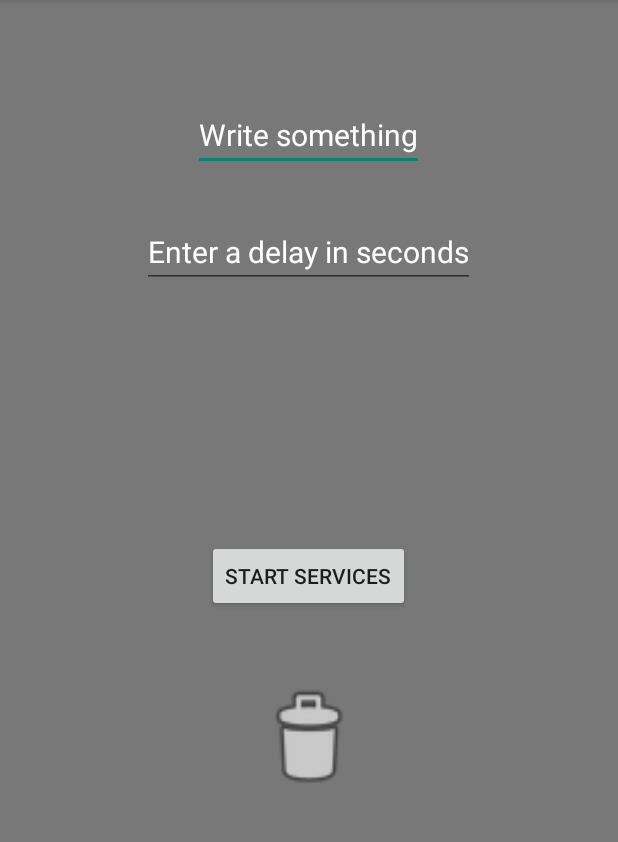
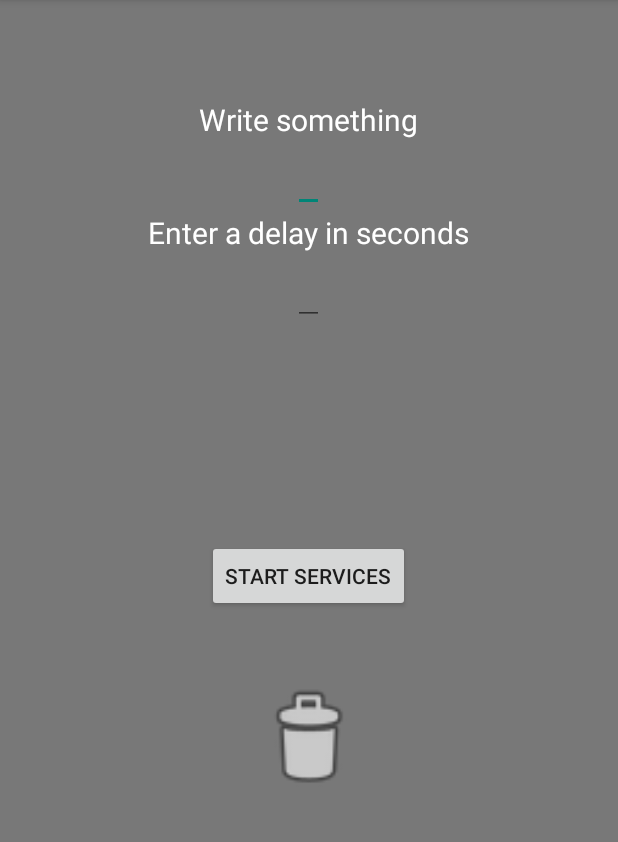
Before and after one commit to Sepharon/Android, an Android app: the MainActivity screen opened directly, with no data from a screen before it, on a phone screen of 412 x 824 dp, the part 84-926 px from its top. Run offline under Robolectric (Android 15) with nearby library versions, the phone set to English and light mode, and no system bars.

Commit message:
Activitat 2 afegida

```diff
--- a/app/src/main/AndroidManifest.xml
+++ b/app/src/main/AndroidManifest.xml
@@ -26,12 +26,16 @@
             </intent-filter>
         </activity>
 
-
         <service
             android:name=".MyService"
             android:enabled="true"
             android:exported="true" >
         </service>
+
+        <activity
+            android:name=".SecondActivity"
+            android:label="@string/title_activity_second" >
+        </activity>
     </application>
 
 </manifest>
--- a/app/src/main/java/com/example/group14/h1_group_14/MyService.java
+++ b/app/src/main/java/com/example/group14/h1_group_14/MyService.java
@@ -15,7 +15,7 @@ public class MyService extends Service {
     @Override
     public int onStartCommand(final Intent intent, int flags, int startId) {
         String phrase;
-        //Intent in= new Intent(getBaseContext(),ActivityTwo.class);
+        Intent in= new Intent(getBaseContext(),SecondActivity.class);
         // Let it continue running until it is stopped.
         Toast.makeText(this, "Service Started", Toast.LENGTH_LONG).show();
         // We get the data
@@ -24,9 +24,9 @@ public class MyService extends Service {
 
         // TODO : FICAR QUE LES DADES VAGIN A UN INTENT
         // Preparing to start activity two
-        //in.putExtra("phrase",phrase);
+        in.putExtra("phrase",phrase);
         //Start Acitvity two
-        //startActivity(in);
+        startActivity(in);
         // Stop Service
         stopSelf();
         return START_STICKY;
--- a/app/src/main/res/layout/activity_main.xml
+++ b/app/src/main/res/layout/activity_main.xml
@@ -10,20 +10,40 @@
     tools:context=".MainActivity"
     android:background="#787878">
 
+    <TextView
+        android:layout_width="wrap_content"
+        android:layout_height="wrap_content"
+        android:id="@+id/textView3"
+        android:text="@string/WriteSth"
+        android:layout_alignParentTop="true"
+        android:layout_centerHorizontal="true"
+        android:textSize="20sp"
+        android:textColor="#ffffff"
+        android:layout_marginTop="50dp" />
+
     <EditText
         android:id="@+id/textView1"
         android:layout_width="wrap_content"
         android:layout_height="wrap_content"
         android:text=""
-        android:layout_alignParentTop="true"
         android:layout_centerHorizontal="true"
         android:textSize="20sp"
-        android:hint="@string/WriteSth"
-        android:textColorHint="#ffffff"
         android:textColor="#ffffff"
         android:inputType="textCapSentences"
-        android:layout_marginTop="50dp" />
+        android:layout_below="@id/textView3"/>
 
+
+    <TextView
+        android:layout_width="wrap_content"
+        android:layout_height="wrap_content"
+        android:id="@+id/textView4"
+        android:layout_alignParentTop="false"
+        android:textSize="20sp"
+        android:text="@string/delay"
+        android:textColor="#ffffff"
+        android:layout_centerHorizontal="true"
+        android:layout_gravity="center_vertical"
+        android:layout_below="@+id/textView1" />
 
     <EditText
         android:id="@+id/textView2"
@@ -33,12 +53,9 @@
         android:inputType="number"
         android:textColor="#ffffff"
         android:textSize="20sp"
-        android:hint="@string/delay"
-        android:textColorHint="#ffffff"
-        android:layout_below="@+id/textView1"
+        android:layout_below="@+id/textView4"
         android:layout_centerHorizontal="true"
-        android:layout_gravity="center_vertical"
-        android:layout_marginTop="30dp" />
+        android:layout_gravity="center_vertical" />
 
     <Button
         android:layout_width="78dp"
--- a/app/src/main/res/values/strings.xml
+++ b/app/src/main/res/values/strings.xml
@@ -10,4 +10,5 @@
     <string name="dialogQuestion">Are you sure do you want to leave?</string>
     <string name="dialogNegative">No</string>
     <string name="dialogPositive">Yes</string>
+    <string name="title_activity_second">SecondActivity</string>
 </resources>
```
Also changed, not shown: app/src/main/java/com/example/group14/h1_group_14/SecondActivity.java (added, +41 -0 lines), app/src/main/res/layout/activity_second.xml (added, +18 -0 lines), app/src/main/res/menu/menu_second.xml (added, +7 -0 lines), 1 other file.
